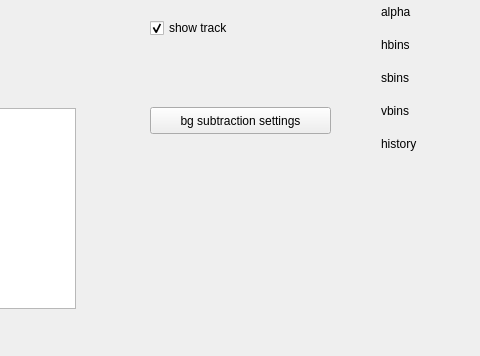
First picture: the form in mainwindow.ui, repository RasPavel/ObjectTrackingUIR, before the edit; both pictures show x 500 to 980 and y 450 to 806 of the 1134 by 806 pixel window.
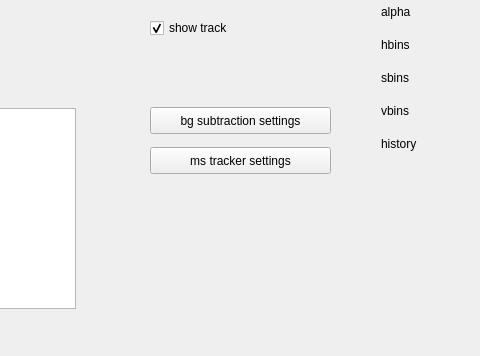
Second picture: the form after the edit. Custom widgets are drawn as their Qt base class.

```diff
--- a/mainwindow.ui
+++ b/mainwindow.ui
@@ -205,6 +205,19 @@
      <string>bg subtraction settings</string>
     </property>
    </widget>
+   <widget class="QPushButton" name="ms_params">
+    <property name="geometry">
+     <rect>
+      <x>650</x>
+      <y>580</y>
+      <width>181</width>
+      <height>27</height>
+     </rect>
+    </property>
+    <property name="text">
+     <string>ms tracker settings</string>
+    </property>
+   </widget>
   </widget>
   <widget class="QMenuBar" name="menuBar">
    <property name="geometry">
```
